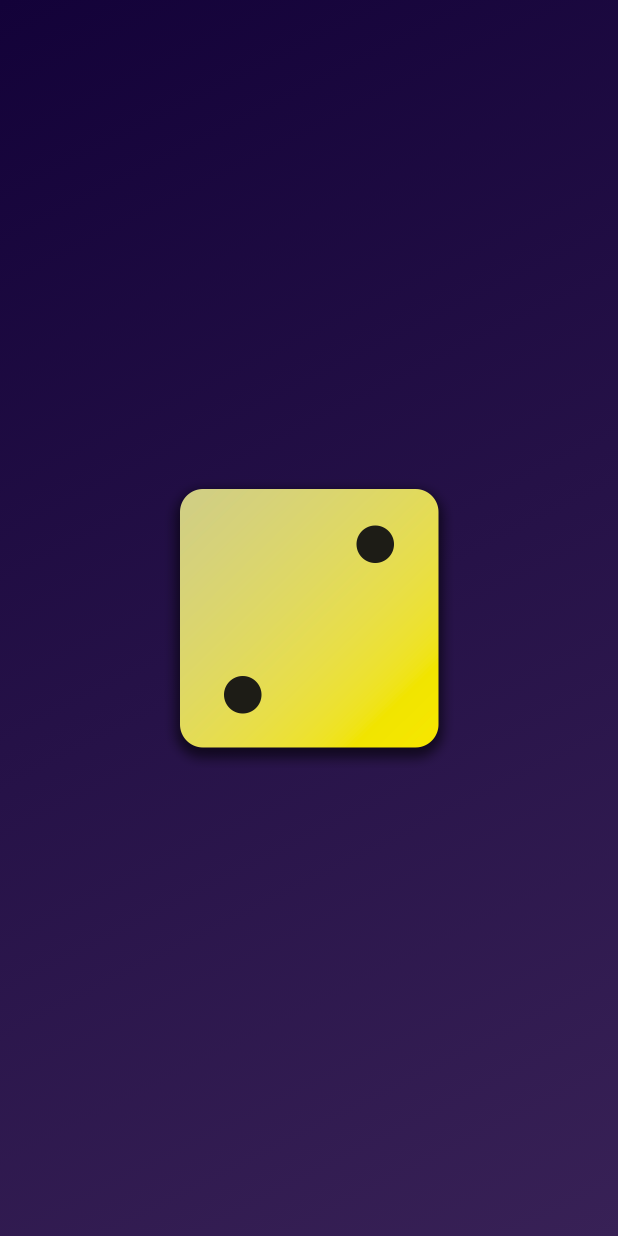
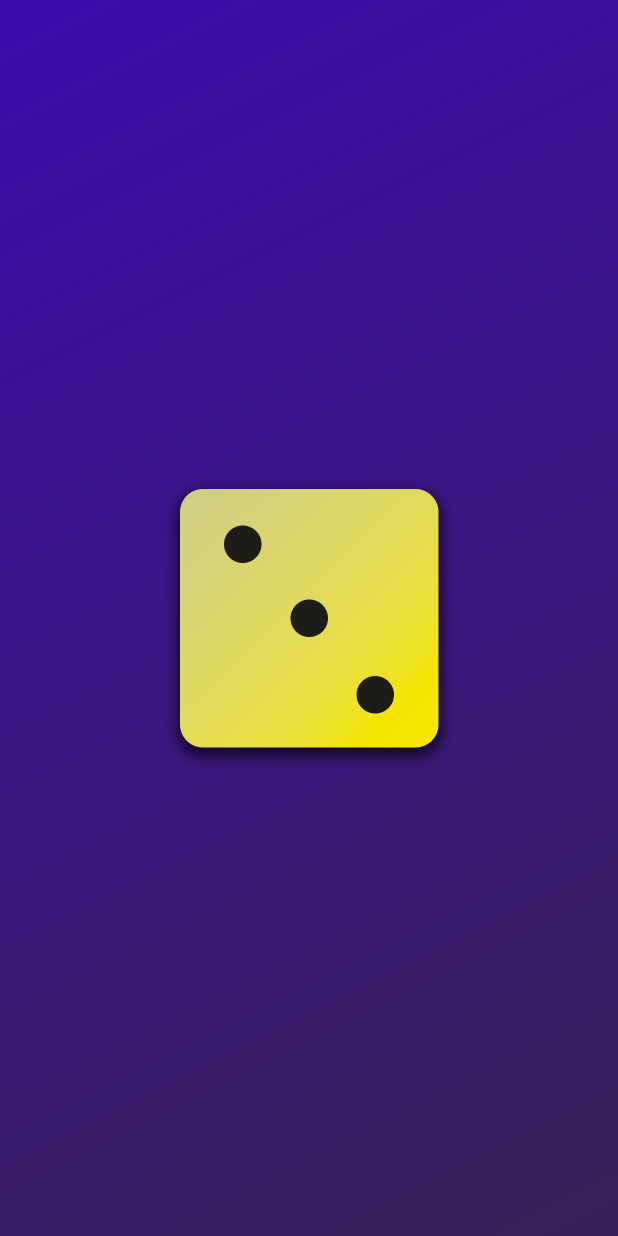
Before and after one commit to akash-adhikary/01udemy-roll-the-dice, a Flutter app: the screen it shows after launch, on a phone screen of 412 x 824 dp. Run offline on Flutter 3.47's test engine with Material 3 defaults, Android fonts, the phone set to English and light mode, and no system bars.

Commit message:
Dice Image In the Centre and size is specified

```diff
--- a/lib/gradient_container.dart
+++ b/lib/gradient_container.dart
@@ -1,5 +1,5 @@
-import 'package:first_app/main.dart';
 import 'package:flutter/material.dart';
+import 'dart:math';
 
 var startAlignment = Alignment.topLeft;
 var endAlignment = Alignment.bottomRight;
@@ -8,6 +8,7 @@ class GradientContainer extends StatelessWidget {
   const GradientContainer(this.colorCode, this.message, {super.key});
   final colorCode;
   final message;
+  final activeDiceImage = '6';
   @override
   Widget build(context) {
     return Container(
@@ -15,16 +16,16 @@ class GradientContainer extends StatelessWidget {
         gradient: LinearGradient(
             colors: colorCode, begin: startAlignment, end: endAlignment),
       ),
-      child: Center(
-        child: Image.asset('assets/images/dice-2.png', width: 200,),
-        // children: [
-        //   Image.asset(
-        //     'assets/images/dice-2.png',
-        //     width: 400,
-        //   ),
+      child: const Center(
+          child: Column(
+        mainAxisSize: MainAxisSize.min,
+        children: [
+          DiceRoller(),
+        ],
+      )
+          // Image.asset('assets/images/dice-2.png', width: 200,),
 
-        // ],
-      ),
+          ),
     );
   }
 }
@@ -39,3 +40,50 @@ class StyledText extends StatelessWidget {
             fontWeight: FontWeight.bold, color: Colors.white, fontSize: 30));
   }
 }
+
+String roll() {
+  var rng = Random();
+  int rolledNum = rng.nextInt(6) + 1; // Add 1 to include numbers from 1 to 6
+  return rolledNum.toString();
+}
+
+class DiceRoller extends StatefulWidget {
+  const DiceRoller({super.key});
+  @override
+  State<DiceRoller> createState() {
+    return _DiceRollerState();
+  }
+}
+
+class _DiceRollerState extends State<DiceRoller> {
+  String activeDiceImage =
+      '3'; // Initialize activeDiceImage with a default value
+
+  @override
+  Widget build(BuildContext context) {
+    return TextButton(
+      onPressed: () {
+        setState(() {
+          activeDiceImage =
+              roll(); // Update activeDiceImage with a new rolled value
+        });
+      },
+      child: Image.asset(
+        'assets/images/dice-$activeDiceImage.png',
+        width: 200,
+      ),
+    );
+  }
+}
+
+//  class _DiceRollerState extends State<DiceRoller>{
+//     @override
+//     Widget build(context) {
+//       return
+//       TextButton(onPressed: (){var x=roll();}, child: Image.asset(
+//             'assets/images/dice-'+roll()+'.png',
+//             width: 200,
+//           ),);
+//     }
+
+//   }
--- a/lib/main.dart
+++ b/lib/main.dart
@@ -1,17 +1,17 @@
 import 'package:flutter/material.dart';
 import 'package:first_app/gradient_container.dart';
 const List<Color> colorCode= [
-          Color.fromARGB(255, 19, 2, 57),
+          Color.fromRGBO(61, 10, 170, 1),
           Color.fromARGB(255, 56, 33, 86)
         ];
 
-const String message = 'Hello World !';
+// const String message = '3';
 
 void main() {
   runApp(
-   const MaterialApp(
+    MaterialApp(
       home: Scaffold(
-        body: GradientContainer(colorCode,message),
+        body: GradientContainer(colorCode,roll()),
       ),
     ),
   );
```
Also changed, not shown: lib/test_function.dart (added, +11 -0 lines).
